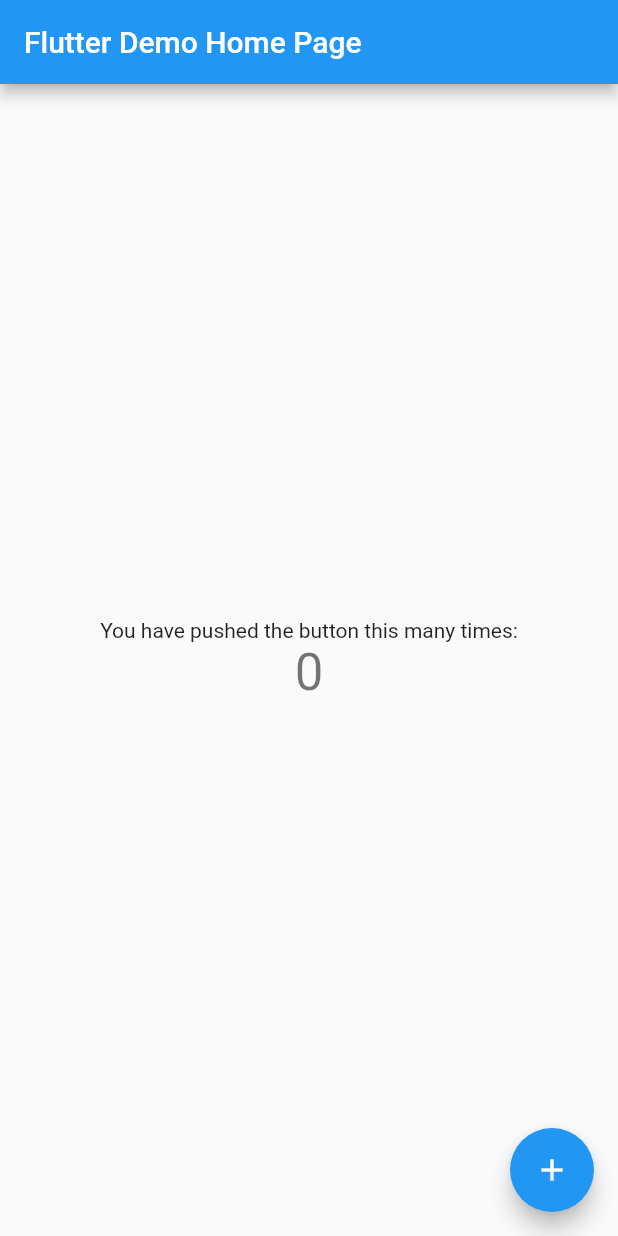
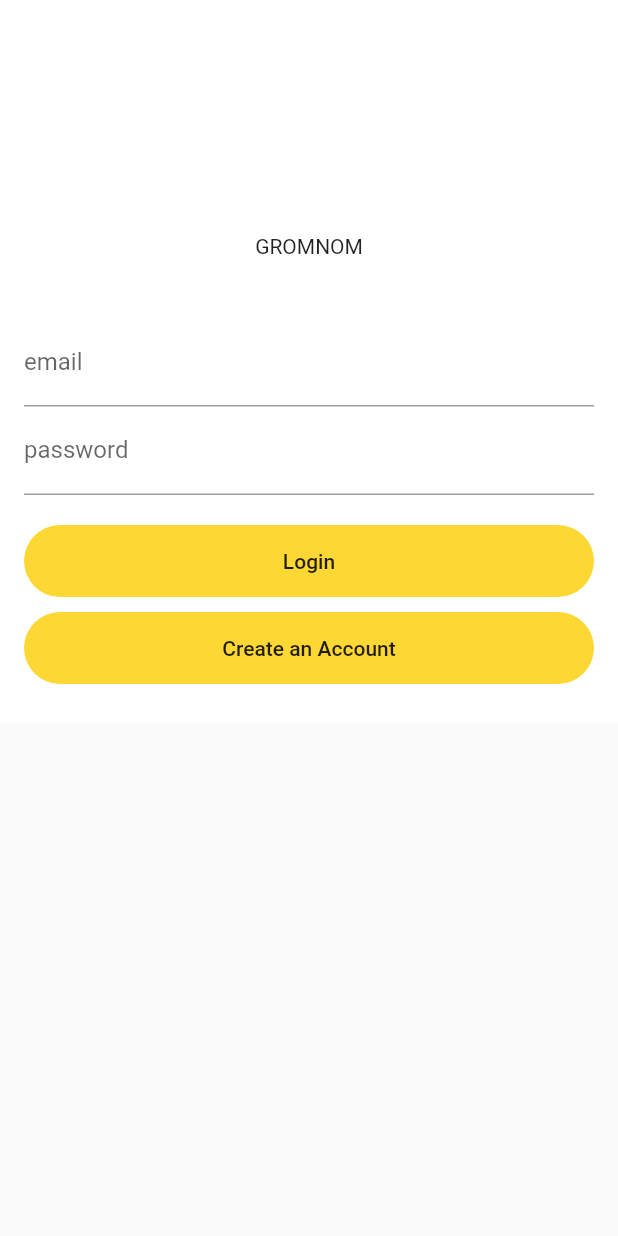
Before and after one commit to hackabit19/Gromnom, a Flutter app: the screen it shows after launch, on a phone screen of 412 x 824 dp. Run offline on Flutter 3.47's test engine with Material 2 defaults, Android fonts, the phone set to English and light mode, and no system bars; our stand-ins replace cloud_firestore, firebase_auth; accounts and stored records are empty.

Commit message:
login using email

```diff
--- /dev/null
+++ b/gromnombeta/lib/auth.dart
@@ -0,0 +1,39 @@
+import 'package:firebase_auth/firebase_auth.dart';
+import 'dart:async';
+
+
+abstract class BaseAuth{
+    Future<FirebaseUser> signInWithEmailAndPassword(String email, String password);
+    Future<FirebaseUser> createUserWithEmailAndPassword(String email, String password);
+    Future<String> currentUser();
+    Future<void> signOut();
+}
+
+class Auth implements BaseAuth {
+
+  final FirebaseAuth _firebaseAuth = FirebaseAuth.instance;
+
+  Future<FirebaseUser> signInWithEmailAndPassword(String email, String password) async {
+    try{
+    FirebaseUser user = (await _firebaseAuth.signInWithEmailAndPassword(email: email, password: password)).user;
+    return user;
+    }
+    catch(PlatformException){print("Wrong Email Format");}
+
+  }
+
+  Future<FirebaseUser> createUserWithEmailAndPassword(String email, String password) async {
+    FirebaseUser user = (await _firebaseAuth.createUserWithEmailAndPassword(email: email, password: password)).user;
+    return user;
+  }
+
+  Future<String> currentUser() async{
+    FirebaseUser user = await _firebaseAuth.currentUser();
+    try{return user.uid;}
+    catch(e) {print('Error: $e');}
+  }
+
+  Future<void> signOut() async {
+    return _firebaseAuth.signOut();
+  }
+}
--- /dev/null
+++ b/gromnombeta/lib/loginPage.dart
@@ -0,0 +1,259 @@
+import 'package:firebase_auth/firebase_auth.dart';
+import 'package:flutter/material.dart';
+import 'auth.dart';
+import 'buildApp.dart';
+import 'package:cloud_firestore/cloud_firestore.dart';
+
+class LoginPage extends StatefulWidget {
+  LoginPage(this.auth);
+  final BaseAuth auth;
+
+  @override
+  State<StatefulWidget> createState() => new _LoginPageState();
+}
+
+
+enum FormType { login, register }
+
+
+enum AuthStatus { notSignedIn, signedIn }
+
+class _LoginPageState extends State<LoginPage> {
+  final _formKey = new GlobalKey<FormState>();
+  FirebaseUser user;
+  AuthStatus authStatus = AuthStatus.notSignedIn;
+  String userString;
+  var userId;
+
+  @override
+  void initState() {
+    super.initState();
+    widget.auth.currentUser().then((userId)
+        //This is same as -
+        // userId = await widget.auth.currentUser()
+        {
+      setState(() {
+        authStatus =
+            userId == null ? AuthStatus.notSignedIn : AuthStatus.signedIn;
+      });
+    });
+  }
+
+  Future<String> getUserDataString() async {
+    userString = await user.toString();
+  }
+
+  void _signedIn() {
+    setState(() {
+      authStatus = AuthStatus.signedIn;
+      print("login should work");
+    });
+
+
+  }
+
+  void _signedOut() {
+    setState(() {
+      authStatus = AuthStatus.notSignedIn;
+    });
+  }
+
+  String _email;
+  String _password;
+  FormType _formType = FormType.login;
+
+  bool validateAndSave() {
+    final form = _formKey.currentState;
+    if (form.validate()) {
+      form.save();
+      print(_email);
+      print(_password);
+      return true;
+    } else {
+      return false;
+    }
+  }
+
+  void validateAndSubmit() async {
+    if (validateAndSave()) {
+      //try{
+      if (_formType == FormType.login) {
+        print("login");
+        FirebaseUser newUser =
+            await widget.auth.signInWithEmailAndPassword(_email, _password);
+        newUser == null
+            ? print("Incorrect username or password")
+            : setState(() {
+                user = newUser;
+              });
+        _signedIn();
+        //userId = null if username and password were incorrect
+
+        print('Signed in: $user');
+      } else if (_formType == FormType.register) {
+        print("register");
+        FirebaseUser newUser =
+            await widget.auth.createUserWithEmailAndPassword(_email, _password);
+        setState(() {
+          user = newUser;
+        });
+        print('Registered user: $user');
+      }
+    }
+  }
+
+  Future<String> awaitLogin() async {
+    await AuthStatus.signedIn;
+  }
+
+
+
+  void moveToRegister() {
+    _formKey.currentState.reset();
+    setState(() {
+      _formType = FormType.register;
+      print("routing to home");
+    });
+  }
+
+  void moveToLogin() {
+    _formKey.currentState.reset();
+    setState(() {
+      _formType = FormType.login;
+    });
+  }
+
+  List<Widget> title() {
+    return [
+      new SizedBox(
+        height: 140,
+      ),
+      new Center(
+        child: Hero(
+          child: Text(
+            "GROMNOM",
+            style: TextStyle(),
+          ),
+          tag: 'title',
+        ),
+      ),
+      new SizedBox(
+        height: 40,
+      ),
+    ];
+  }
+
+  List<Widget> buildInputs() {
+    return [
+      new TextFormField(
+        decoration: InputDecoration(labelText: 'email'),
+        validator: (value) => value.isEmpty ? 'Email can\'t be empty' : null,
+        onSaved: (value) => _email = value,
+      ),
+      new TextFormField(
+          decoration: InputDecoration(labelText: 'password'),
+          obscureText: true, //for hiding passwords
+          validator: (value) =>
+              value.isEmpty ? 'Password can\'t be empty' : null,
+          onSaved: (value) => _password = value),
+      new SizedBox(
+        height: 20,
+      ),
+    ];
+  }
+
+  List<Widget> buildSubmitButtons() {
+    if (_formType == FormType.login) {
+      return [
+        Material(
+          borderRadius: BorderRadius.circular(25),
+          color: Colors.yellow[600],
+          child: new MaterialButton(
+            child: new Text('Login'),
+            elevation: 6,
+            onPressed: validateAndSubmit, //calls a function validateAndSave
+          ),
+        ),
+        new SizedBox(
+          height: 10,
+        ),
+        Material(
+          color: Colors.yellow[600],
+          borderRadius: BorderRadius.circular(25),
+          child: new MaterialButton(
+            child: new Text('Create an Account'),
+            onPressed: moveToRegister,
+            elevation: 6,
+          ),
+        ),
+        new SizedBox(
+          height: 10,
+        ),
+      ];
+    } else if (_formType == FormType.register) {
+      return [
+        new RaisedButton(
+          child: new Text('Create an account'),
+          onPressed: validateAndSubmit, //calls a function validateAndSave
+        ),
+        new FlatButton(
+          child: new Text('Already have an account? Login'),
+          onPressed: moveToLogin,
+        )
+      ];
+    }
+  }
+
+  @override
+  Widget build(BuildContext context) {
+    /**Everything is inside this Scaffold()
+     * which is returned when we build(BulidContext context) this widget.**/
+    switch (authStatus) {
+      case AuthStatus.notSignedIn:
+        return new Scaffold(
+          resizeToAvoidBottomInset: false,
+          body: SingleChildScrollView(
+            child: new Container(
+                color: Colors.white,
+                /**So that they dont go to the end and have a padding around them
+             * Applies to all the children of this particular container.
+             */
+
+                padding: EdgeInsets.all(16),
+                child: new Form(
+                  /**
+               * Declaring this formKey will store the value for the form
+               * for validation.
+              */
+                  key: _formKey,
+                  child: new Column(
+                    /**To change the position and alignment of the login bar */
+                    crossAxisAlignment: CrossAxisAlignment.stretch,
+                    children: title() + buildInputs() + buildSubmitButtons(),
+                  ),
+                )),
+          ),
+        );
+      case AuthStatus.signedIn:
+        return new FutureBuilder<String>(
+          future: awaitLogin(), // a Future<String> or null
+          builder: (BuildContext context, AsyncSnapshot<String> snapshot) {
+            switch (snapshot.connectionState) {
+              case ConnectionState.none:
+                return null;
+              // case ConnectionState.waiting:
+              //   return Scaffold(
+              //     body: Center(child: new Text('Loading...')),
+              //     backgroundColor: Colors.white,
+              //   );
+              default:
+                if (snapshot.hasError)
+                  return new Text('Error: ${snapshot.error}');
+                else
+                  return BuildApp();
+            }
+          },
+        );
+    }
+  }
+}
--- a/gromnombeta/lib/main.dart
+++ b/gromnombeta/lib/main.dart
@@ -1,111 +1,18 @@
 import 'package:flutter/material.dart';
+import 'loginPage.dart';
+import 'auth.dart';
 
 void main() => runApp(MyApp());
 
 class MyApp extends StatelessWidget {
-  // This widget is the root of your application.
   @override
   Widget build(BuildContext context) {
     return MaterialApp(
       title: 'Flutter Demo',
       theme: ThemeData(
-        // This is the theme of your application.
-        //
-        // Try running your application with "flutter run". You'll see the
-        // application has a blue toolbar. Then, without quitting the app, try
-        // changing the primarySwatch below to Colors.green and then invoke
-        // "hot reload" (press "r" in the console where you ran "flutter run",
-        // or simply save your changes to "hot reload" in a Flutter IDE).
-        // Notice that the counter didn't reset back to zero; the application
-        // is not restarted.
-        primarySwatch: Colors.blue,
+
       ),
-      home: MyHomePage(title: 'Flutter Demo Home Page'),
+      home: new LoginPage(new Auth()),
     );
   }
 }
-
-class MyHomePage extends StatefulWidget {
-  MyHomePage({Key key, this.title}) : super(key: key);
-
-  // This widget is the home page of your application. It is stateful, meaning
-  // that it has a State object (defined below) that contains fields that affect
-  // how it looks.
-
-  // This class is the configuration for the state. It holds the values (in this
-  // case the title) provided by the parent (in this case the App widget) and
-  // used by the build method of the State. Fields in a Widget subclass are
-  // always marked "final".
-
-  final String title;
-
-  @override
-  _MyHomePageState createState() => _MyHomePageState();
-}
-
-class _MyHomePageState extends State<MyHomePage> {
-  int _counter = 0;
-
-  void _incrementCounter() {
-    setState(() {
-      // This call to setState tells the Flutter framework that something has
-      // changed in this State, which causes it to rerun the build method below
-      // so that the display can reflect the updated values. If we changed
-      // _counter without calling setState(), then the build method would not be
-      // called again, and so nothing would appear to happen.
-      _counter++;
-    });
-  }
-
-  @override
-  Widget build(BuildContext context) {
-    // This method is rerun every time setState is called, for instance as done
-    // by the _incrementCounter method above.
-    //
-    // The Flutter framework has been optimized to make rerunning build methods
-    // fast, so that you can just rebuild anything that needs updating rather
-    // than having to individually change instances of widgets.
-    return Scaffold(
-      appBar: AppBar(
-        // Here we take the value from the MyHomePage object that was created by
-        // the App.build method, and use it to set our appbar title.
-        title: Text(widget.title),
-      ),
-      body: Center(
-        // Center is a layout widget. It takes a single child and positions it
-        // in the middle of the parent.
-        child: Column(
-          // Column is also a layout widget. It takes a list of children and
-          // arranges them vertically. By default, it sizes itself to fit its
-          // children horizontally, and tries to be as tall as its parent.
-          //
-          // Invoke "debug painting" (press "p" in the console, choose the
-          // "Toggle Debug Paint" action from the Flutter Inspector in Android
-          // Studio, or the "Toggle Debug Paint" command in Visual Studio Code)
-          // to see the wireframe for each widget.
-          //
-          // Column has various properties to control how it sizes itself and
-          // how it positions its children. Here we use mainAxisAlignment to
-          // center the children vertically; the main axis here is the vertical
-          // axis because Columns are vertical (the cross axis would be
-          // horizontal).
-          mainAxisAlignment: MainAxisAlignment.center,
-          children: <Widget>[
-            Text(
-              'You have pushed the button this many times:',
-            ),
-            Text(
-              '$_counter',
-              style: Theme.of(context).textTheme.display1,
-            ),
-          ],
-        ),
-      ),
-      floatingActionButton: FloatingActionButton(
-        onPressed: _incrementCounter,
-        tooltip: 'Increment',
-        child: Icon(Icons.add),
-      ), // This trailing comma makes auto-formatting nicer for build methods.
-    );
-  }
-}
--- a/gromnombeta/pubspec.yaml
+++ b/gromnombeta/pubspec.yaml
@@ -19,6 +19,12 @@
 dependencies:
   flutter:
     sdk: flutter
+  firebase_core:
+  firebase_analytics: ^1.0.4
+  cloud_firestore: 0.12.9+5
+
+
+  firebase_auth: 0.14.0+5
 
   # The following adds the Cupertino Icons font to your application.
   # Use with the CupertinoIcons class for iOS style icons.
```
Also changed, not shown: gromnombeta/lib/buildApp.dart (added, +23 -0 lines), gromnombeta/pubspec.lock, 3 other files.
